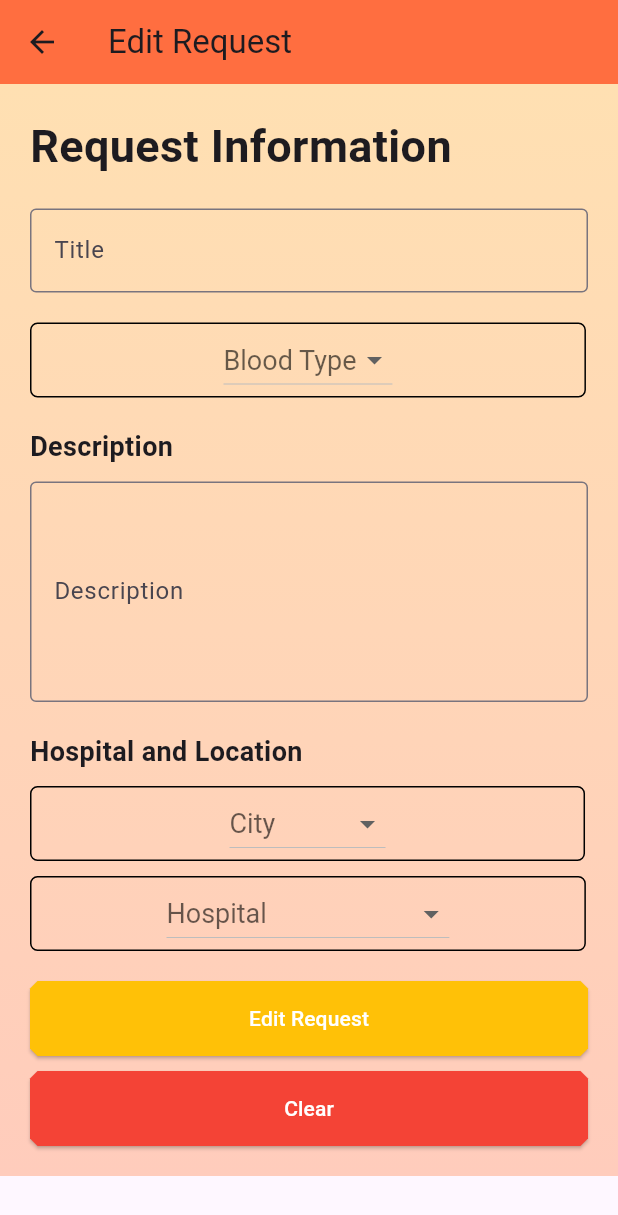
After one commit to Project-Beevent/Beevent_mobile, a Flutter app: the EditRequestPage screen opened directly, on a phone screen of 412 x 824 dp. The commit adds this screen. Shown: the top 1215 px of the screen. Run offline on Flutter 3.47's test engine with Material 3 defaults, Android fonts, the phone set to English and light mode, and no system bars; network calls fail.

Commit message:
added the edit EditRequestPage and a button to reach that page

```diff
--- /dev/null
+++ b/lib/View/EditRequestPage.dart
@@ -0,0 +1,260 @@
+import 'package:flutter/material.dart';
+
+class EditRequestPage extends StatefulWidget {
+  final String? initialCity;
+  final String? initialBloodType;
+  final String? initialHospital;
+  final String? initialTitle;
+  final String? initialDescription;
+
+  const EditRequestPage({
+    Key? key,
+    this.initialCity,
+    this.initialBloodType,
+    this.initialHospital,
+    this.initialTitle,
+    this.initialDescription,
+  }) : super(key: key);
+
+  @override
+  _EditRequestPageState createState() => _EditRequestPageState();
+}
+
+class _EditRequestPageState extends State<EditRequestPage> {
+  String? selectedCity;
+  String? selectedBloodType;
+  String? selectedHospital;
+  TextEditingController titleController = TextEditingController();
+  TextEditingController descriptionController = TextEditingController();
+
+  @override
+  void initState() {
+    super.initState();
+    // Set initial values based on passed data
+    selectedCity = widget.initialCity;
+    selectedBloodType = widget.initialBloodType;
+    selectedHospital = widget.initialHospital;
+    titleController.text = widget.initialTitle ?? '';
+    descriptionController.text = widget.initialDescription ?? '';
+  }
+
+  @override
+  Widget build(BuildContext context) {
+    return Scaffold(
+      appBar: AppBar(
+        title: const Text('Edit Request'),
+        backgroundColor: Colors.deepOrangeAccent,
+      ),
+      body: SingleChildScrollView(
+        child: Container(
+          decoration: BoxDecoration(
+            gradient: LinearGradient(
+              begin: Alignment.topCenter,
+              end: Alignment.bottomCenter,
+              colors: [Colors.orange.shade100, Colors.deepOrange.shade100],
+            ),
+          ),
+          child: Padding(
+            padding: const EdgeInsets.all(20.0),
+            child: Column(
+              crossAxisAlignment: CrossAxisAlignment.start,
+              children: <Widget>[
+                Text(
+                  'Request Information',
+                  style: TextStyle(
+                    fontSize: 30,
+                    fontWeight: FontWeight.bold,
+                  ),
+                ),
+                SizedBox(height: 20),
+                TextField(
+                  controller: titleController,
+                  decoration: InputDecoration(
+                    border: OutlineInputBorder(),
+                    labelText: 'Title',
+                  ),
+                ),
+                SizedBox(height: 20),
+                Container(
+                  padding: EdgeInsets.symmetric(horizontal: 128.0),
+                  decoration: BoxDecoration(
+                    border: Border.all(color: Colors.black),
+                    borderRadius: BorderRadius.circular(5.0),
+                  ),
+                  child: DropdownButton<String>(
+                    style: TextStyle(
+                      fontSize: 18,
+                      color: Colors.black,
+                    ),
+                    items: <String>[
+                      'A+',
+                      'A-',
+                      'AB+',
+                      'AB-',
+                      'B+',
+                      'B-',
+                      'O+',
+                      'O-'
+                    ].map((String value) {
+                      return DropdownMenuItem<String>(
+                        value: value,
+                        child: Text(value),
+                      );
+                    }).toList(),
+                    onChanged: (String? newValue) {
+                      setState(() {
+                        selectedBloodType = newValue;
+                      });
+                    },
+                    value: selectedBloodType,
+                    hint: Text('Blood Type'),
+                  ),
+                ),
+                SizedBox(height: 20),
+                Text(
+                  'Description',
+                  style: TextStyle(
+                    fontSize: 18,
+                    fontWeight: FontWeight.bold,
+                  ),
+                ),
+                SizedBox(height: 10),
+                TextField(
+                  controller: descriptionController,
+                  style: TextStyle(
+                    fontSize: 15,
+                  ),
+                  maxLines: 5, // Maksimum satır sayısı
+                  decoration: InputDecoration(
+                    border: OutlineInputBorder(),
+                    labelText: 'Description',
+                  ),
+                ),
+                SizedBox(height: 20),
+                Text(
+                  'Hospital and Location',
+                  style: TextStyle(
+                    fontSize: 18,
+                    fontWeight: FontWeight.bold,
+                  ),
+                ),
+                SizedBox(height: 10),
+                Container(
+                  padding: EdgeInsets.symmetric(horizontal: 132.0),
+                  decoration: BoxDecoration(
+                    border: Border.all(color: Colors.black),
+                    borderRadius: BorderRadius.circular(5.0),
+                  ),
+                  child: DropdownButton<String>(
+                    style: TextStyle(
+                      fontSize: 18,
+                      color: Colors.black,
+                    ),
+                    items: <String>[
+                      'Ankara',
+                      'İstanbul',
+                      'İzmir',
+                      'Adana',
+                      'Adıyaman',
+                    ].map((String value) {
+                      return DropdownMenuItem<String>(
+                        value: value,
+                        child: Text(value),
+                      );
+                    }).toList(),
+                    onChanged: (String? newValue) {
+                      setState(() {
+                        selectedCity = newValue;
+                      });
+                    },
+                    value: selectedCity,
+                    hint: Text('City'),
+                  ),
+                ),
+                SizedBox(height: 10),
+                Container(
+                  padding: EdgeInsets.symmetric(horizontal: 90.0),
+                  decoration: BoxDecoration(
+                    border: Border.all(color: Colors.black),
+                    borderRadius: BorderRadius.circular(5.0),
+                  ),
+                  child: DropdownButton<String>(
+                    style: TextStyle(
+                      fontSize: 18,
+                      color: Colors.black,
+                    ),
+                    items: <String>[
+                      'Florence Nightingale',
+                      'Acıbadem',
+                      'Memorial',
+                      'Medicana',
+                      'Anadolu',
+                    ].map((String value) {
+                      return DropdownMenuItem<String>(
+                        value: value,
+                        child: Text(value),
+                      );
+                    }).toList(),
+                    onChanged: (String? newValue) {
+                      setState(() {
+                        selectedHospital = newValue;
+                      });
+                    },
+                    value: selectedHospital,
+                    hint: Text('Hospital'),
+                  ),
+                ),
+                SizedBox(height: 20),
+                ElevatedButton(
+                  onPressed: () {},
+                  child: Text('Edit Request'),
+                  style: ElevatedButton.styleFrom(
+                    minimumSize: Size(380, 50),
+                    backgroundColor: Colors.amber,
+                    foregroundColor: Colors.white,
+                    shape: BeveledRectangleBorder(
+                      borderRadius: BorderRadius.all(Radius.circular(5)),
+                    ),
+                  ),
+                ),
+                SizedBox(height: 10),
+                ElevatedButton(
+                  onPressed: _clearFields,
+                  child: Text('Clear'),
+                  style: ElevatedButton.styleFrom(
+                    minimumSize: Size(380, 50),
+                    backgroundColor: Colors.red,
+                    foregroundColor: Colors.white,
+                    shape: BeveledRectangleBorder(
+                      borderRadius: BorderRadius.all(Radius.circular(5)),
+                    ),
+                  ),
+                ),
+              ],
+            ),
+          ),
+        ),
+      ),
+    );
+  }
+
+  void _clearFields() {
+    // Clear button pressed, clear all fields
+    setState(() {
+      selectedCity = null;
+      selectedBloodType = null;
+      selectedHospital = null;
+      titleController.clear();
+      descriptionController.clear();
+    });
+  }
+}
+
+
+void main() {
+  runApp(
+    const MaterialApp(
+      home: EditRequestPage(),
+    ),
+  );
+}
--- a/lib/View/Requests.dart
+++ b/lib/View/Requests.dart
@@ -1,5 +1,6 @@
 import 'package:flutter/material.dart';
 import 'package:beevent_flutter/View/DetailedRequestPage.dart';
+import 'package:beevent_flutter/View/EditRequestPage.dart'; // Ekledim
 
 class Requests extends StatelessWidget {
   List<RequestData> requestsList = [
@@ -73,6 +74,13 @@ class Requests extends StatelessWidget {
           ),
         ),
       ),
+      floatingActionButton: FloatingActionButton(
+        onPressed: () {
+          Navigator.push(context, MaterialPageRoute(builder: (context) => EditRequestPage())); // Değişiklik burada HABERIN OLSUN
+        },
+        tooltip: 'Edit Request',
+        child: Icon(Icons.edit),
+      ),
     );
   }
 }
```
